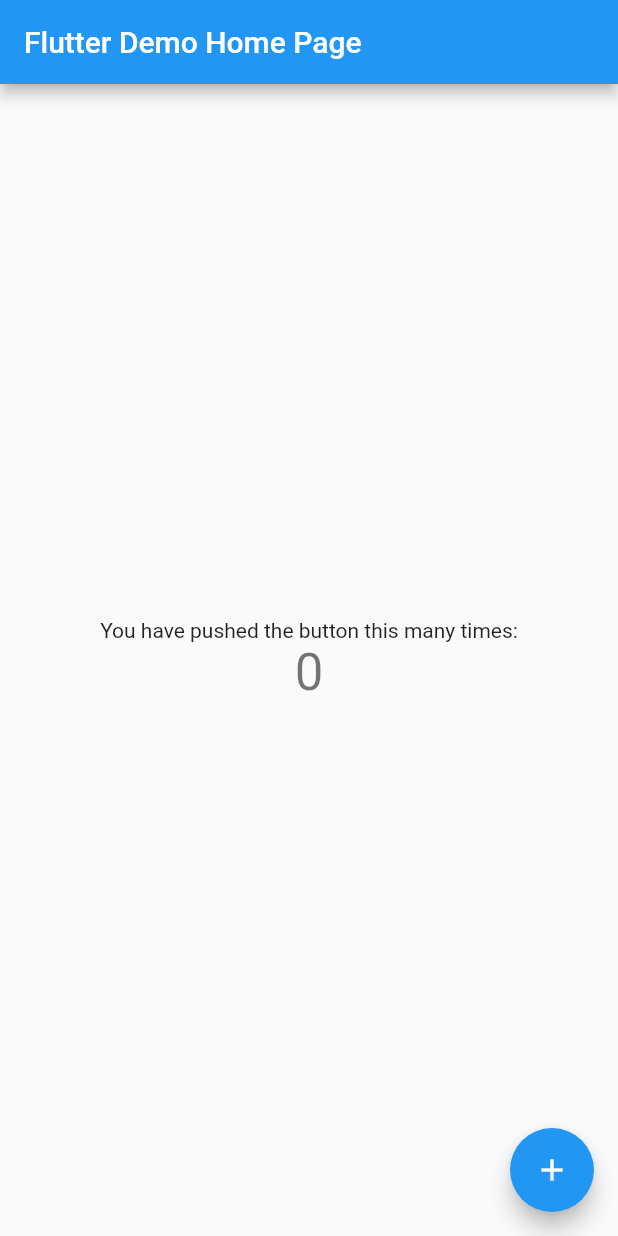
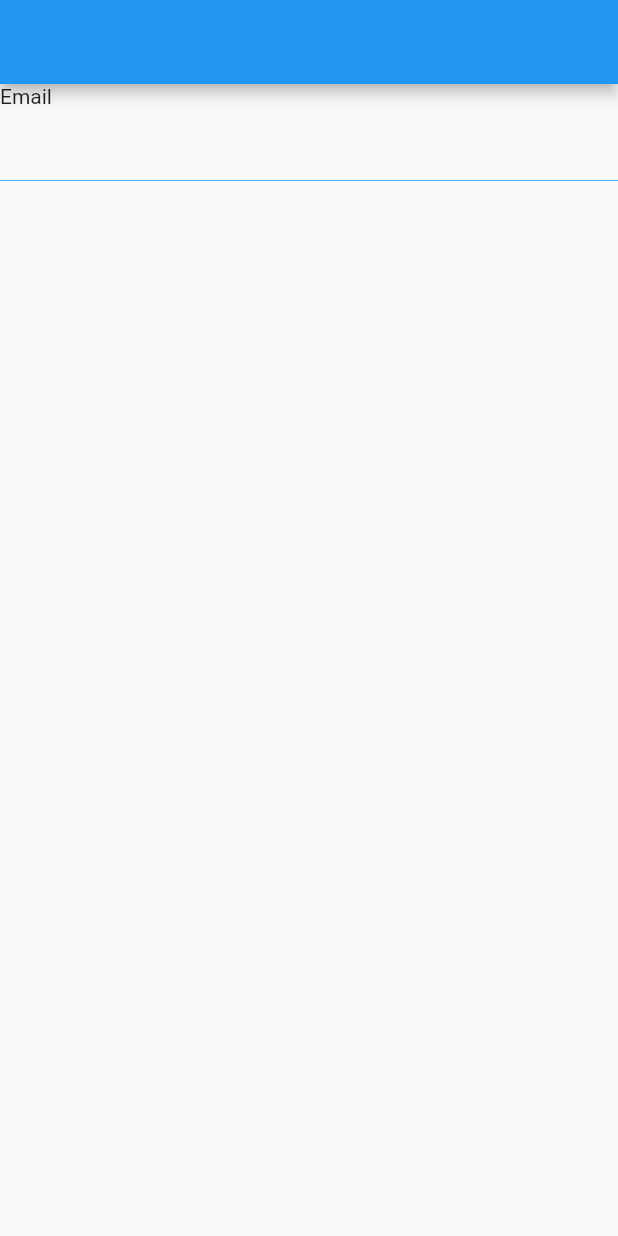
Before and after one commit to Generate-Invoice-System-35/Flutter, a Flutter app: the screen it shows after launch, on a phone screen of 412 x 824 dp. Run offline on Flutter 3.47's test engine with Material 2 defaults, Android fonts, the phone set to English and light mode, and no system bars; our stand-ins replace dio, shared_preferences.

Commit message:
feat:add form validators, mvvm arch, setup token vm, and form helper

```diff
--- /dev/null
+++ b/lib/helpers/form_helper.dart
@@ -0,0 +1,26 @@
+import 'package:flutter/material.dart';
+import 'package:flutter_capstone_project/helpers/providers/form_manager.dart';
+import 'package:provider/provider.dart';
+
+class FormHelper extends StatelessWidget {
+  final _formKey = GlobalKey<FormState>();
+
+  final FormManager formManager;
+  final Widget Function(
+    FormManager manager,
+  ) builder;
+  FormHelper({Key? key, required this.formManager, required this.builder}) : super(key: key);
+
+  @override
+  Widget build(BuildContext context) {
+    return ChangeNotifierProvider<FormManager>(
+      create: (_) => formManager,
+      child: Consumer<FormManager>(
+        builder: (_, __, ___) => Form(
+          key: _formKey,
+          child: builder(__),
+        ),
+      ),
+    );
+  }
+}
--- /dev/null
+++ b/lib/helpers/validators.dart
@@ -0,0 +1,13 @@
+class Validators {
+  static String? required(String? value) {
+    if (value == null || value.isEmpty) return "Kolom tidak boleh kosong";
+    return null;
+  }
+
+  static String? email(String? value) {
+    if (value == null ||
+        !RegExp(r"^[a-zA-Z0-9.a-zA-Z0-9.!#$%&'*+-/=?^_`{|}~]+@[a-zA-Z0-9]+\.[a-zA-Z]+")
+            .hasMatch(value)) return "Kolom harus berisi email";
+    return null;
+  }
+}
--- a/lib/main.dart
+++ b/lib/main.dart
@@ -1,115 +1,120 @@
 import 'package:flutter/material.dart';
+import 'package:flutter_capstone_project/helpers/form_helper.dart';
+import 'package:flutter_capstone_project/helpers/providers/form_manager.dart';
+import 'package:flutter_capstone_project/helpers/validators.dart';
+import 'package:flutter_capstone_project/view_models/token_view_model.dart';
+import 'package:flutter_capstone_project/widgets/inputs/text_input.dart';
+import 'package:provider/provider.dart';
 
 void main() {
-  runApp(const MyApp());
+  runApp(const MyProvider());
 }
 
-class MyApp extends StatelessWidget {
-  const MyApp({Key? key}) : super(key: key);
+class MyProvider extends StatelessWidget {
+  const MyProvider({Key? key}) : super(key: key);
 
-  // This widget is the root of your application.
   @override
   Widget build(BuildContext context) {
-    return MaterialApp(
-      title: 'Flutter Demo',
-      theme: ThemeData(
-        // This is the theme of your application.
-        //
-        // Try running your application with "flutter run". You'll see the
-        // application has a blue toolbar. Then, without quitting the app, try
-        // changing the primarySwatch below to Colors.green and then invoke
-        // "hot reload" (press "r" in the console where you ran "flutter run",
-        // or simply save your changes to "hot reload" in a Flutter IDE).
-        // Notice that the counter didn't reset back to zero; the application
-        // is not restarted.
-        primarySwatch: Colors.blue,
-      ),
-      home: const MyHomePage(title: 'Flutter Demo Home Page'),
+    return MultiProvider(
+      providers: [
+        ChangeNotifierProvider(create: (_) => TokenViewModel()),
+      ],
+      child: const MyApp(),
     );
   }
 }
 
-class MyHomePage extends StatefulWidget {
-  const MyHomePage({Key? key, required this.title}) : super(key: key);
-
-  // This widget is the home page of your application. It is stateful, meaning
-  // that it has a State object (defined below) that contains fields that affect
-  // how it looks.
-
-  // This class is the configuration for the state. It holds the values (in this
-  // case the title) provided by the parent (in this case the App widget) and
-  // used by the build method of the State. Fields in a Widget subclass are
-  // always marked "final".
-
-  final String title;
+class MyApp extends StatefulWidget {
+  const MyApp({Key? key}) : super(key: key);
 
   @override
-  State<MyHomePage> createState() => _MyHomePageState();
+  State<MyApp> createState() => _MyAppState();
 }
 
-class _MyHomePageState extends State<MyHomePage> {
-  int _counter = 0;
+class _MyAppState extends State<MyApp> {
+  final FormManager _formManager = FormManager();
 
-  void _incrementCounter() {
-    setState(() {
-      // This call to setState tells the Flutter framework that something has
-      // changed in this State, which causes it to rerun the build method below
-      // so that the display can reflect the updated values. If we changed
-      // _counter without calling setState(), then the build method would not be
-      // called again, and so nothing would appear to happen.
-      _counter++;
-    });
+  Route<dynamic>? onGenerateRoute(RouteSettings settings) {
+    return null;
+    switch (settings.name) {
+      // case "/course-detail":
+      //   final String id = (settings.arguments ?? "626e792c055c8bad64bc2131") as String;
+      //   return PageRouteBuilder(
+      //     settings: settings,
+      //     pageBuilder: (_, __, ___) => CourseDetailScreen(id: id),
+      //     transitionsBuilder: (_, animation, __, child) {
+      //       final tween = Tween(begin: const Offset(1, 1), end: Offset.zero);
+      //       return SlideTransition(
+      //         position: animation.drive(tween),
+      //         child: child,
+      //       );
+      //     },
+      //   );
+    }
+    return null;
+  }
+
+  // Widget getInitialPage(
+  //     {required AsyncSnapshot<Object?> tokenSnapshot,
+  //     required AsyncSnapshot<Object?> userSnapshot}) {
+  //   if (userSnapshot.connectionState == ConnectionState.waiting ||
+  //       tokenSnapshot.connectionState == ConnectionState.waiting) {
+  //     return const SplashScreen();
+  //   }
+  //   if (tokenSnapshot.data != null) return const MainScreen();
+  //   return const LoginScreen();
+  // }
+
+  String? onValidateEmail(String? value) {
+    return Validators.email(value) ?? Validators.required(value);
   }
 
   @override
   Widget build(BuildContext context) {
-    // This method is rerun every time setState is called, for instance as done
-    // by the _incrementCounter method above.
-    //
-    // The Flutter framework has been optimized to make rerunning build methods
-    // fast, so that you can just rebuild anything that needs updating rather
-    // than having to individually change instances of widgets.
-    return Scaffold(
-      appBar: AppBar(
-        // Here we take the value from the MyHomePage object that was created by
-        // the App.build method, and use it to set our appbar title.
-        title: Text(widget.title),
-      ),
-      body: Center(
-        // Center is a layout widget. It takes a single child and positions it
-        // in the middle of the parent.
-        child: Column(
-          // Column is also a layout widget. It takes a list of children and
-          // arranges them vertically. By default, it sizes itself to fit its
-          // children horizontally, and tries to be as tall as its parent.
-          //
-          // Invoke "debug painting" (press "p" in the console, choose the
-          // "Toggle Debug Paint" action from the Flutter Inspector in Android
-          // Studio, or the "Toggle Debug Paint" command in Visual Studio Code)
-          // to see the wireframe for each widget.
-          //
-          // Column has various properties to control how it sizes itself and
-          // how it positions its children. Here we use mainAxisAlignment to
-          // center the children vertically; the main axis here is the vertical
-          // axis because Columns are vertical (the cross axis would be
-          // horizontal).
-          mainAxisAlignment: MainAxisAlignment.center,
-          children: <Widget>[
-            const Text(
-              'You have pushed the button this many times:',
+    return MaterialApp(
+      home: Scaffold(
+          appBar: AppBar(),
+          body: FormHelper(
+            formManager: _formManager,
+            builder: (_) => Column(
+              children: [TextInput(label: 'Email', name: 'email', onValidate: onValidateEmail)],
             ),
-            Text(
-              '$_counter',
-              style: Theme.of(context).textTheme.headline4,
-            ),
-          ],
-        ),
-      ),
-      floatingActionButton: FloatingActionButton(
-        onPressed: _incrementCounter,
-        tooltip: 'Increment',
-        child: const Icon(Icons.add),
-      ), // This trailing comma makes auto-formatting nicer for build methods.
+          )),
     );
+
+    // return Consumer<TokenViewModel>(
+    //   builder: (_, state, ___) => FutureBuilder(
+    //     future: state.setupToken(),
+    //     builder: (_, tokenSnapshot) {
+    //       return Consumer<UserViewModel>(
+    //         builder: (_, state, __) => FutureBuilder(
+    //           future: state.getMe(),
+    //           builder: (_, userSnapshot) => FutureBuilder(
+    //             future: LocalStorage().get(spKey: 'isNotFirsttime'),
+    //             builder: (_, isNotFirsttimeSnapshot) => MaterialApp(
+    //               title: 'Mini Project Jovin Lidan',
+    //               debugShowCheckedModeBanner: false,
+    //               theme: ThemeData(
+    //                 primarySwatch: Colors.blue,
+    //               ),
+    //               routes: {
+    //                 '/register': (context) => const RegisterScreen(),
+    //                 '/login': (context) => const LoginScreen(),
+    //                 '/create-post': (context) => const CreatePostScreen()
+    //               },
+
+    //               home: getInitialPage(
+    //                   tokenSnapshot: tokenSnapshot,
+    //                   userSnapshot: userSnapshot,
+    //                   isNotFirsttimeSnapshot: isNotFirsttimeSnapshot),
+    //               // initialRoute: '/',
+    //               onGenerateRoute: onGenerateRoute,
+    //             ),
+    //           ),
+    //         ),
+    //       );
+    //     },
+    //   ),
+    // );
   }
 }
--- /dev/null
+++ b/lib/widgets/inputs/text_input.dart
@@ -0,0 +1,108 @@
+import 'package:flutter/material.dart';
+import 'package:flutter_capstone_project/helpers/providers/form_manager.dart';
+import 'package:flutter_capstone_project/helpers/validators.dart';
+import 'package:provider/provider.dart';
+
+// ignore: must_be_immutable
+class TextInput extends StatefulWidget {
+  String label;
+  String name;
+  String? placeholder;
+  IconData? prefixIcon;
+  IconData? suffixIcon;
+  bool obscureText;
+  String? Function(String? val)? onValidate;
+  void Function(TextEditingController tec)? onSuffixIconPress;
+
+  TextInput({
+    Key? key,
+    required this.name,
+    required this.label,
+    this.prefixIcon,
+    this.suffixIcon,
+    this.placeholder,
+    this.onValidate,
+    this.onSuffixIconPress,
+    this.obscureText = false,
+  }) : super(key: key);
+
+  @override
+  State<TextInput> createState() => _TextInputState();
+}
+
+class _TextInputState extends State<TextInput> {
+  TextEditingController textEditingController = TextEditingController();
+
+  @override
+  void dispose() {
+    textEditingController.dispose();
+    super.dispose();
+  }
+
+  void _onChange(String? value, BuildContext context) {
+    context.read<FormManager>().setValue(widget.name, value);
+    if (widget.onValidate != null) {
+      context.read<FormManager>().setErrorMessage(widget.name, widget.onValidate!(value));
+    }
+  }
+
+  @override
+  Widget build(BuildContext context) {
+    return Column(
+      crossAxisAlignment: CrossAxisAlignment.start,
+      children: [
+        Text(widget.label),
+        Container(
+          decoration: BoxDecoration(
+            border: Border(
+              bottom: BorderSide(
+                width: 0.5,
+                color: context.read<FormManager>().getErrorMessage(widget.name) != null
+                    ? Colors.red
+                    : Colors.blue,
+              ),
+            ),
+            // color: Colors.red,
+          ),
+          child: Row(
+            children: [
+              widget.prefixIcon != null
+                  ? Icon(widget.prefixIcon, size: 24)
+                  : const SizedBox.shrink(),
+              const SizedBox(
+                width: 8,
+              ),
+              Flexible(
+                child: TextField(
+                  controller: textEditingController,
+                  obscureText: widget.obscureText,
+                  onChanged: (val) => _onChange(val, context),
+                  decoration: InputDecoration(
+                    hintText: widget.placeholder,
+                    border: InputBorder.none,
+                    errorStyle: const TextStyle(height: 0, color: Colors.transparent),
+                  ),
+                ),
+              ),
+              const SizedBox(
+                width: 8,
+              ),
+              widget.suffixIcon != null
+                  ? IconButton(
+                      onPressed: widget.onSuffixIconPress == null
+                          ? null
+                          : () => widget.onSuffixIconPress!(textEditingController),
+                      icon: Icon(widget.suffixIcon, size: 24),
+                    )
+                  : const SizedBox.shrink(),
+            ],
+          ),
+        ),
+        context.read<FormManager>().getErrorMessage(widget.name) != null
+            ? Text(context.read<FormManager>().getErrorMessage(widget.name)!,
+                style: const TextStyle(color: Colors.redAccent))
+            : const SizedBox.shrink()
+      ],
+    );
+  }
+}
```
Also changed, not shown: lib/helpers/providers/form_manager.dart (+8 -18 lines), lib/view_models/token_view_model.dart (added, +26 -0 lines), 6 other files.
